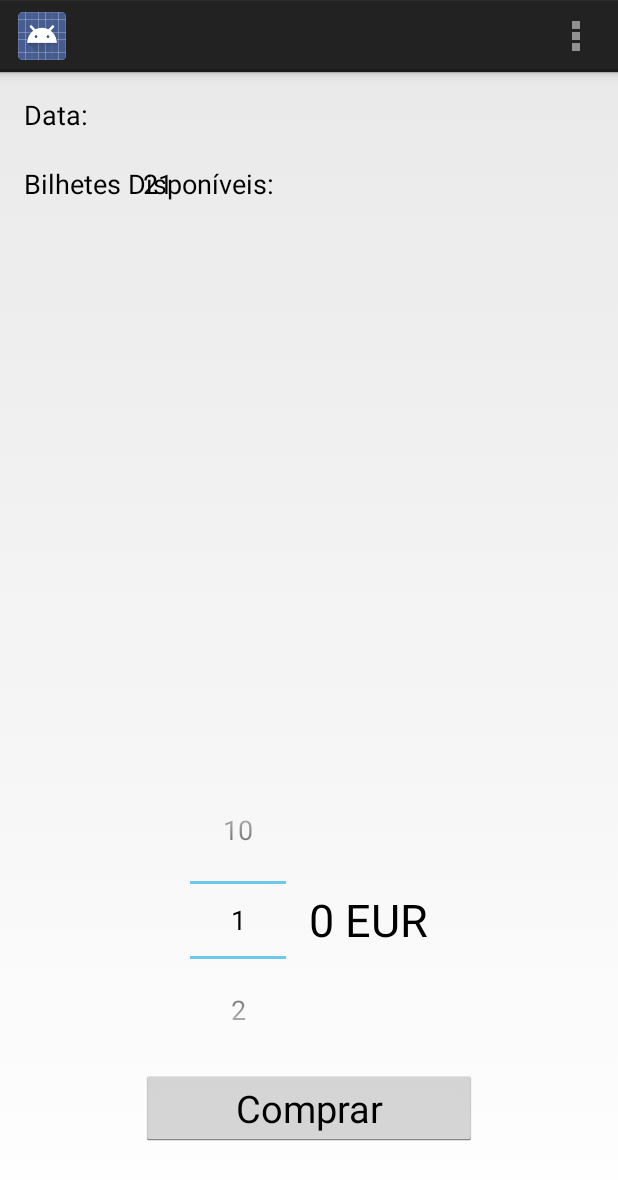
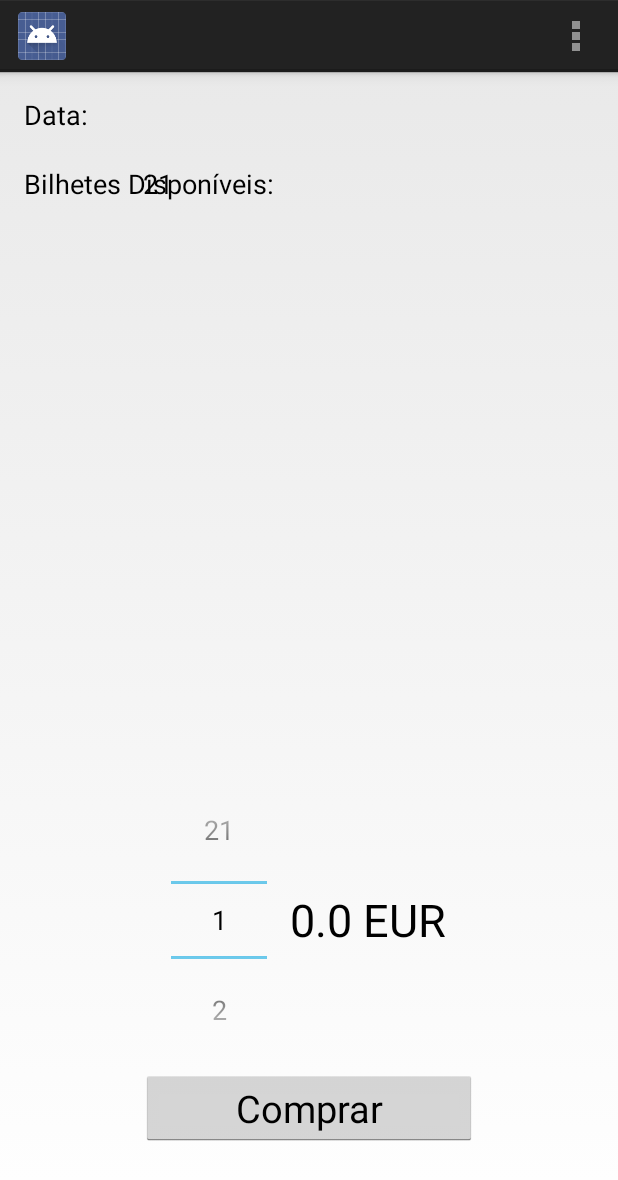
Before and after one commit to andrefreitas/feup-cmov-meoarena, an Android app: the ShowActivity screen opened directly, with no data from a screen before it, on a phone screen of 412 x 824 dp. Shown: the top 1180 px of the screen. Run offline under Robolectric (Android 15) with nearby library versions, the phone set to English and light mode, and no system bars; 1 statement that could not run was skipped.

Commit message:
Já mostra o preço consoante o numero de bilhetes escolhidos e limita o numero de bilhetes consoante a quantidade disponível.

```diff
--- a/MeoArenaCustomer/app/src/main/java/org/feup/meoarenacustomer/app/ShowActivity.java
+++ b/MeoArenaCustomer/app/src/main/java/org/feup/meoarenacustomer/app/ShowActivity.java
@@ -13,7 +13,7 @@ import android.widget.TextView;
 import android.widget.Toast;
 
 
-public class ShowActivity extends Activity {
+public class ShowActivity extends Activity implements NumberPicker.OnValueChangeListener {
 
     @Override
     protected void onCreate(Bundle savedInstanceState) {
@@ -59,12 +59,21 @@ public class ShowActivity extends Activity {
         date.setText(intent.getStringExtra("date"));
 
         NumberPicker numberpicker = (NumberPicker)findViewById(R.id.number_buy);
-        numberpicker.setMaxValue(10);
+        numberpicker.setMaxValue(Integer.parseInt(tickets_number.getText().toString()));
         numberpicker.setMinValue(1);
         numberpicker.setValue(1);
         TextView total = (TextView)findViewById(R.id.price);
-        int value = numberpicker.getValue() * intent.getIntExtra("price", 0);
+        double value = numberpicker.getValue() * Double.parseDouble(intent.getStringExtra("price"));
         total.setText(value + " EUR");
+        numberpicker.setOnValueChangedListener(this);
 
     }
+
+    @Override
+    public void onValueChange(NumberPicker numberPicker, int i, int i2) {
+        Intent intent = getIntent();
+        TextView total = (TextView)findViewById(R.id.price);
+        double value = numberPicker.getValue() * Double.parseDouble(intent.getStringExtra("price"));
+        total.setText(value + " EUR");
+    }
 }
--- a/MeoArenaCustomer/app/src/main/java/org/feup/meoarenacustomer/app/ShowsActivity.java
+++ b/MeoArenaCustomer/app/src/main/java/org/feup/meoarenacustomer/app/ShowsActivity.java
@@ -123,7 +123,7 @@ public class ShowsActivity extends Activity {
 
                 Intent intent = new Intent(getBaseContext(), ShowActivity.class);
                 intent.putExtra("name", name);
-                intent.putExtra("price", price);
+                intent.putExtra("price", price.split(" ")[0]);
                 intent.putExtra("date", date);
                 intent.putExtra("seats", seats);
                 startActivity(intent);
```
